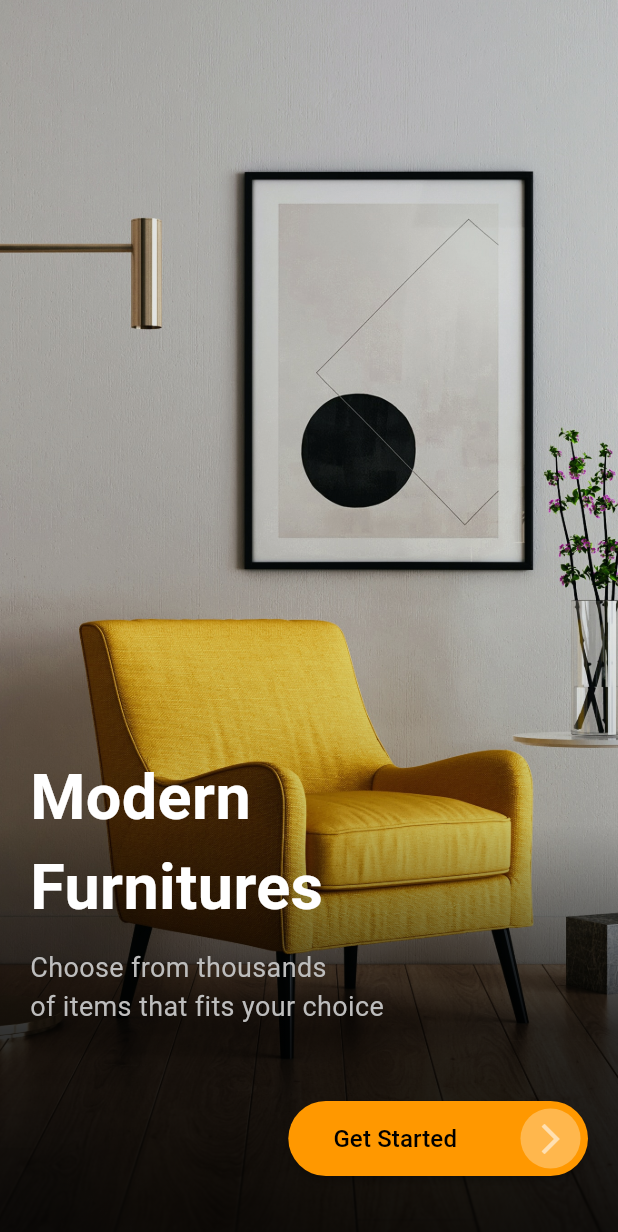
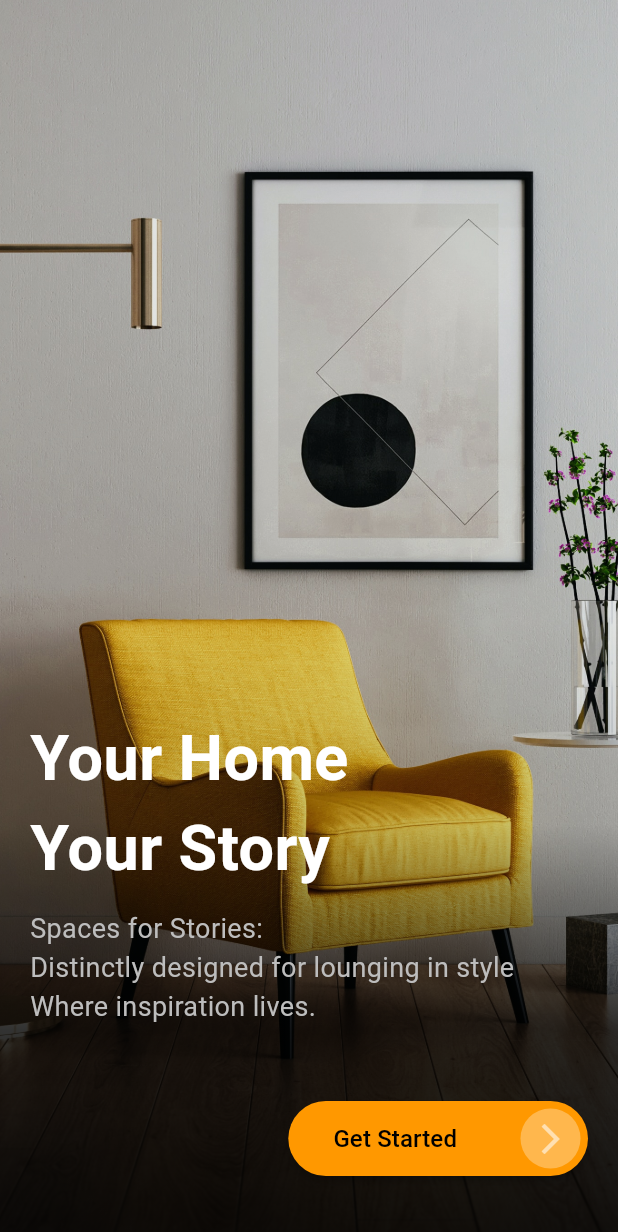
Before and after one commit to Tosin8/ktea, a Flutter app: the screen it shows after launch, on a phone screen of 412 x 824 dp. Shown: the top 1232 px of the screen. Run offline on Flutter 3.47's test engine with Material 3 defaults, Android fonts, the phone set to English and light mode, and no system bars; our stand-ins replace animate_do.

Commit message:
Update splash.dart

```diff
--- a/lib/splash_screen/splash.dart
+++ b/lib/splash_screen/splash.dart
@@ -13,19 +13,19 @@ class _OnboardingState extends State<Onboarding> with SingleTickerProviderStateM
   final List<dynamic> _furnitures = [
 
     {
-      'title': 'Modern \nFurnitures',
-      'sub_title': 'Choose from thousands\nof items that fits your choice',
+      'title': 'Your Home\nYour Story',
+      'sub_title': 'Spaces for Stories:\nDistinctly designed for lounging in style\nWhere inspiration lives.',
       'image': 'assets/images/splash/1.jpg',
     },
 
     {
-      'title': 'Dream \nSpaces',
-      'sub_title': 'Bedroom Oasis:\nTransform your private sanctuary',
+      'title': 'Where Dreams\nBegin',
+      'sub_title': 'Bedroom Oasis:\nTransform your private sanctuary\nBedrooms built around your lifestyle',
       'image': 'assets/images/splash/2.jpg',
     },
     {
       'title': 'Unique as \nYour Recipes',
-      'sub_title': 'Custom Kitchens:\n Your Culinary Canvas\nWhere food memories are made. ',
+      'sub_title': 'Custom Kitchens:\nYour Culinary Canvas\nWhere food memories are made. ',
       'image': 'assets/images/splash/3.jpg',
     }
   ];
```
